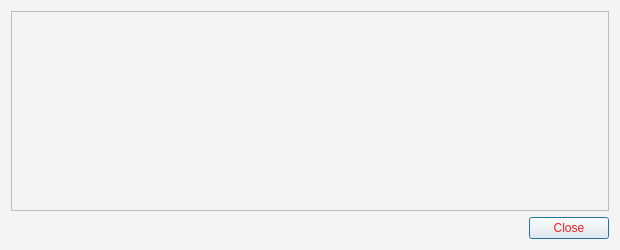
First picture: the form in src/qt/forms/adrenalinenodeconfigdialog.ui, repository SaltineChips/endox, before the edit.
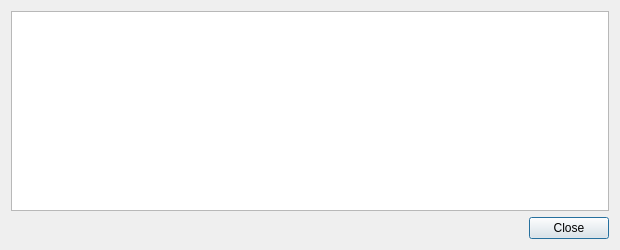
Second picture: the form after the edit.

```diff
--- a/src/qt/forms/adrenalinenodeconfigdialog.ui
+++ b/src/qt/forms/adrenalinenodeconfigdialog.ui
@@ -14,8 +14,7 @@
    <string>Master Node Configuration Template</string>
   </property>
   <property name="styleSheet">
-   <string notr="true">color: rgb(204, 155, 68);
-background-color: rgb(244, 244, 244);</string>
+   <string notr="true"/>
   </property>
   <layout class="QVBoxLayout" name="verticalLayout">
    <item>
@@ -30,9 +29,6 @@
    </item>
    <item>
     <widget class="QDialogButtonBox" name="buttonBox">
-     <property name="styleSheet">
-      <string notr="true">color: #eb1f24</string>
-     </property>
      <property name="orientation">
       <enum>Qt::Horizontal</enum>
      </property>
```
Left out of the diff: 2 changed lines with no effect on the pictures.
